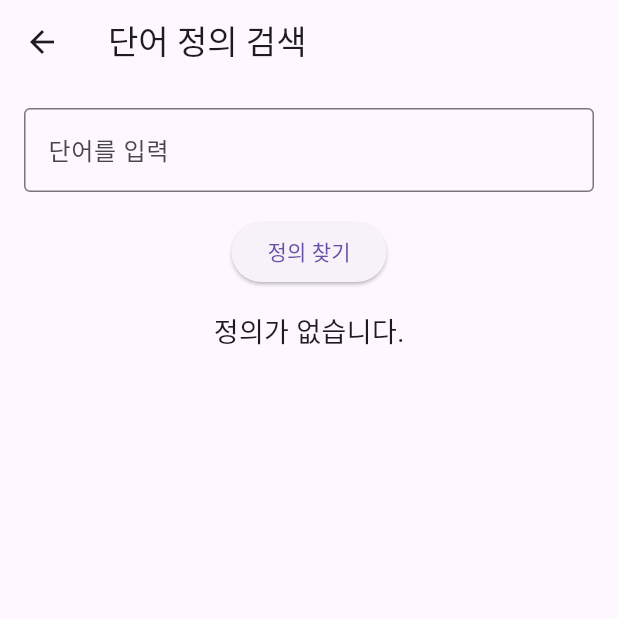
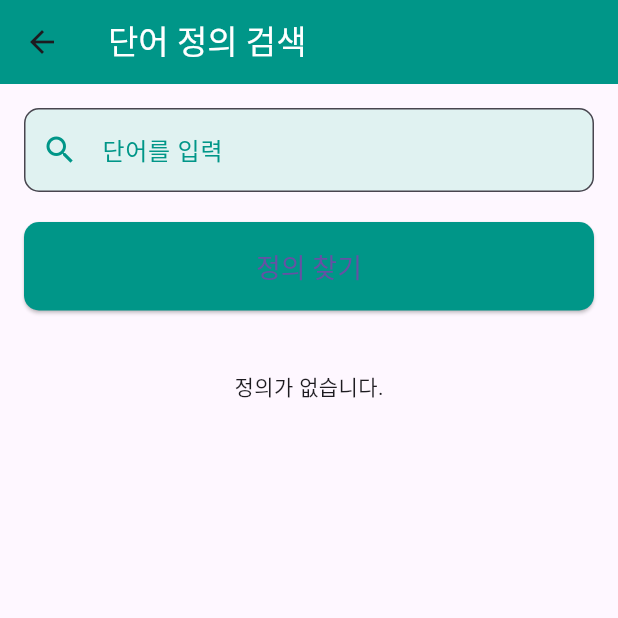
Before and after one commit to PLNumber/opendemo, a Flutter app: the DictPage screen opened directly, on a phone screen of 412 x 824 dp, the top half of it. Run offline on Flutter 3.47's test engine with Material 3 defaults, Android fonts, the phone set to English and light mode, and no system bars; our stand-ins replace flutter_dotenv, shared_preferences; accounts and stored records are empty.

Commit message:
Update dictionary.dart
기능 및 디자인 개선1

```diff
--- a/lib/dictionary.dart
+++ b/lib/dictionary.dart
@@ -12,11 +12,11 @@ class _DictPageState extends State<DictPage> {
   final TextEditingController _searchController = TextEditingController();
 
   String _definition = "";
-  String _errorMessage = ''; // 오류 메시지를 저장할 변수
-  bool _isLoading = false;  // 로딩 상태 표시 변수
+  String _errorMessage = '';
+  bool _isLoading = false;
+  List<String> _recentWords = [];
   final KoreanDictionaryAPI _api = KoreanDictionaryAPI();
 
-  // 단어 정의 검색
   Future<void> _searchWord() async {
     final word = _searchController.text.trim();
     if (word.isEmpty) {
@@ -28,8 +28,8 @@ class _DictPageState extends State<DictPage> {
     }
 
     setState(() {
-      _isLoading = true; // 로딩 시작
-      _errorMessage = ''; // 기존 오류 메시지 초기화
+      _isLoading = true;
+      _errorMessage = '';
     });
 
     try {
@@ -38,6 +38,14 @@ class _DictPageState extends State<DictPage> {
         _definition = definition.isEmpty ? '정의가 없습니다.' : definition;
         _errorMessage = '';
       });
+      if (!_recentWords.contains(word)) {
+        setState(() {
+          _recentWords.add(word);
+          if (_recentWords.length > 5) {
+            _recentWords.removeAt(0); // 최근 검색어는 최대 5개로 제한
+          }
+        });
+      }
     } catch (e) {
       setState(() {
         _errorMessage = 'API 호출 실패: $e';
@@ -45,45 +53,122 @@ class _DictPageState extends State<DictPage> {
       });
     } finally {
       setState(() {
-        _isLoading = false; // 로딩 종료
+        _isLoading = false;
       });
     }
+  }
+
+  void _searchFromChip(String word) {
+    _searchController.text = word;
+    _searchWord();
   }
 
   @override
   Widget build(BuildContext context) {
     return Scaffold(
       appBar: AppBar(
-        title: Text('단어 정의 검색'),
+        title: const Text(
+          '단어 정의 검색',
+          style: TextStyle(color: Colors.white),
+        ),
+        backgroundColor: Colors.teal,
       ),
       body: Padding(
         padding: const EdgeInsets.all(16.0),
         child: Column(
+          crossAxisAlignment: CrossAxisAlignment.stretch,
           children: <Widget>[
             TextField(
               controller: _searchController,
               decoration: InputDecoration(
                 labelText: '단어를 입력',
-                border: OutlineInputBorder(),
+                labelStyle: const TextStyle(color: Colors.teal),
+                prefixIcon: const Icon(Icons.search, color: Colors.teal),
+                suffixIcon: _searchController.text.isNotEmpty
+                    ? IconButton(
+                  icon: const Icon(Icons.clear, color: Colors.teal),
+                  onPressed: () {
+                    setState(() {
+                      _searchController.clear();
+                    });
+                  },
+                )
+                    : null,
+                border: OutlineInputBorder(
+                  borderRadius: BorderRadius.circular(10.0),
+                  borderSide: const BorderSide(color: Colors.teal),
+                ),
+                filled: true,
+                fillColor: Colors.teal[50],
+                hintStyle: TextStyle(color: Colors.teal[300]),
               ),
+              onSubmitted: (_) => _searchWord(),
             ),
-            SizedBox(height: 16.0),
+            const SizedBox(height: 20.0),
             ElevatedButton(
-              onPressed: _searchWord,  // 단어 정의 검색
-              child: Text('정의 찾기'),
+              onPressed: _searchWord,
+              style: ElevatedButton.styleFrom(
+                backgroundColor: Colors.teal,
+                padding: const EdgeInsets.symmetric(vertical: 16.0),
+                shape: RoundedRectangleBorder(
+                  borderRadius: BorderRadius.circular(10.0),
+                ),
+                textStyle: const TextStyle(fontSize: 18.0),
+              ),
+              child: const Text('정의 찾기'),
             ),
-            SizedBox(height: 16.0),
-            _isLoading
-                ? CircularProgressIndicator()  // 로딩 중 표시
-                : _errorMessage.isNotEmpty
-                ? Text(
-              _errorMessage,
-              style: TextStyle(fontSize: 18.0, color: Colors.red),
-            ) // 오류 메시지 표시
-                : Text(
-              _definition.isEmpty ? '정의가 없습니다.' : _definition,
-              style: TextStyle(fontSize: 18.0),
-            ),
+            const SizedBox(height: 20.0),
+            if (_recentWords.isNotEmpty)
+              Wrap(
+                spacing: 8.0,
+                children: _recentWords.map((word) {
+                  return GestureDetector(
+                    onTap: () => _searchFromChip(word),
+                    child: Chip(
+                      label: Text(word),
+                      onDeleted: () {
+                        setState(() {
+                          _recentWords.remove(word);
+                        });
+                      },
+                      deleteIcon: const Icon(Icons.close, size: 18),
+                    ),
+                  );
+                }).toList(),
+              ),
+            const SizedBox(height: 20.0),
+            if (_isLoading)
+              const Center(child: CircularProgressIndicator())
+            else if (_errorMessage.isNotEmpty)
+              Text(
+                _errorMessage,
+                style: const TextStyle(fontSize: 18.0, color: Colors.red),
+                textAlign: TextAlign.center,
+              )
+            else
+              Expanded(
+                child: SingleChildScrollView(
+                  child: AnimatedSwitcher(
+                    duration: const Duration(milliseconds: 300),
+                    child: _definition.isEmpty
+                        ? const Text('정의가 없습니다.')
+                        : Container(
+                      key: ValueKey(_definition),
+                      padding: const EdgeInsets.all(16.0),
+                      decoration: BoxDecoration(
+                        color: Colors.teal[50],
+                        borderRadius: BorderRadius.circular(10.0),
+                        border: Border.all(color: Colors.teal, width: 1),
+                      ),
+                      child: Text(
+                        _definition,
+                        style: const TextStyle(fontSize: 18.0, color: Colors.black87),
+                        textAlign: TextAlign.center,
+                      ),
+                    ),
+                  ),
+                ),
+              ),
           ],
         ),
       ),
```
